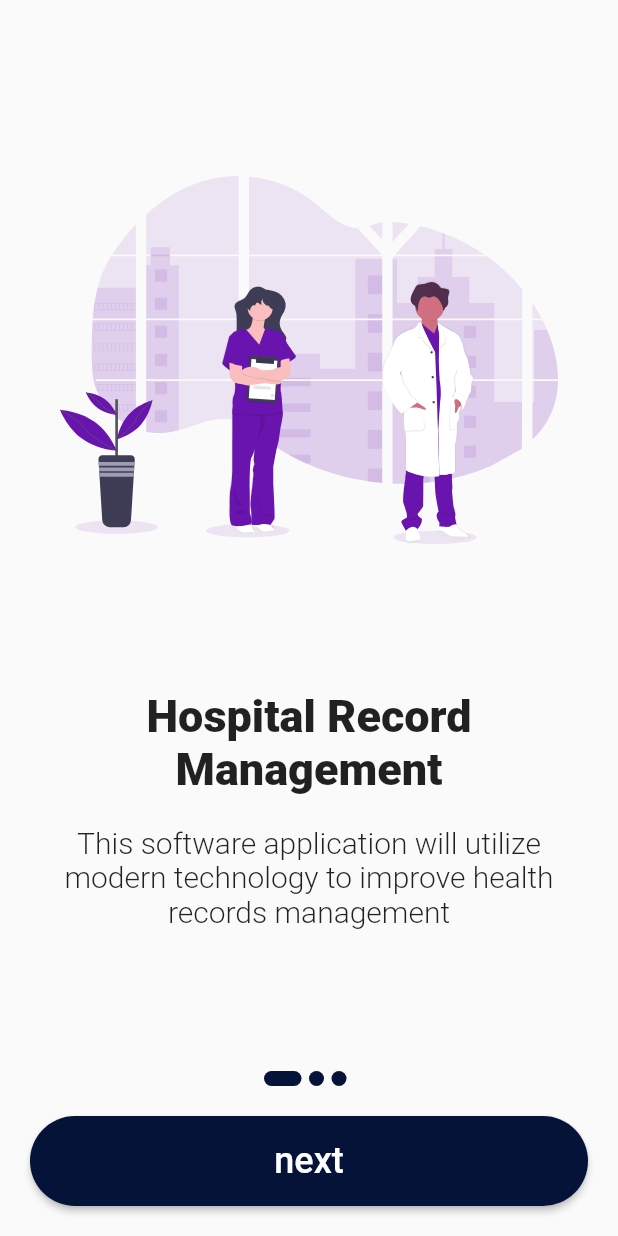
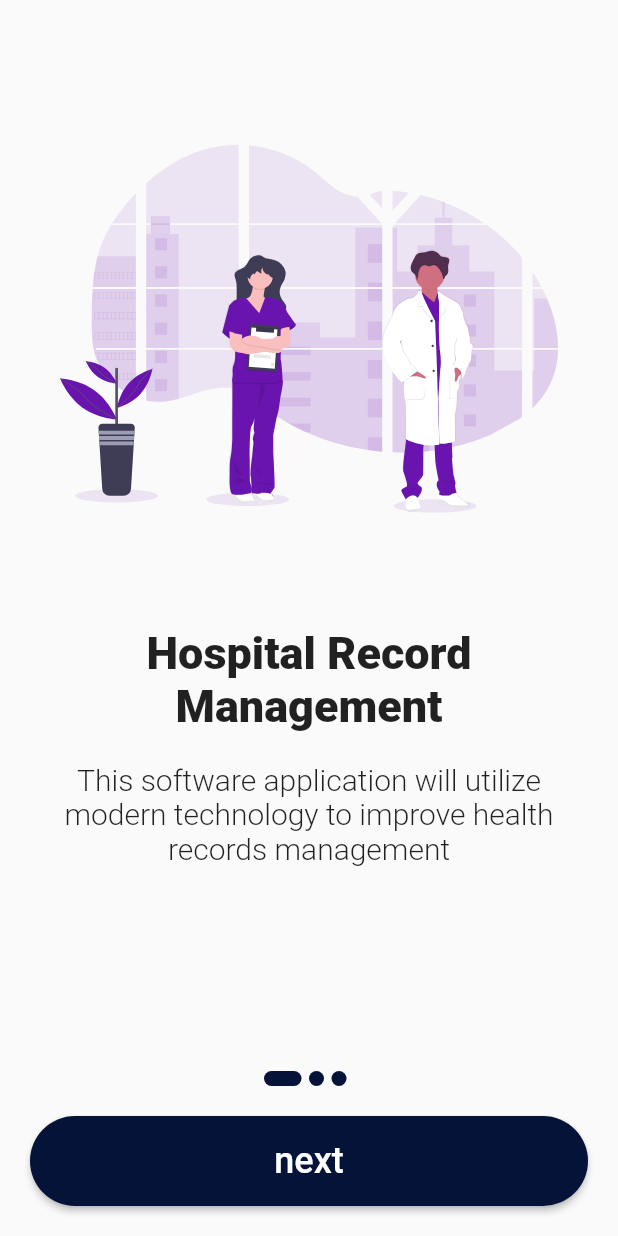
Before and after one commit to zuri-training/E-Care-Mobile-pjt-24, a Flutter app: the screen it shows after launch, on a phone screen of 412 x 824 dp. Run offline on Flutter 3.47's test engine with Material 2 defaults, Android fonts, the phone set to English and light mode, and no system bars; our stand-ins replace flutter_svg.

Commit message:
fixed the renderflex issue

```diff
--- a/lib/main.dart
+++ b/lib/main.dart
@@ -12,7 +12,6 @@ class MyApp extends StatelessWidget {
   Widget build(BuildContext context) {
     return MaterialApp(
       debugShowCheckedModeBanner: false,
-      theme: ThemeData(),
       initialRoute: '/',
       routes: {
         '/': (context) => SplashScreen(),
--- a/lib/screens/onboarding.dart
+++ b/lib/screens/onboarding.dart
@@ -65,13 +65,14 @@ class _OnboardingState extends State<Onboarding> {
               itemCount: contents.length,
               itemBuilder: (context, index) => Padding(
                 padding: const EdgeInsets.all(20.0),
+                child: Expanded(
                   child: Column(
                     children: [
                       Padding(
                         padding: const EdgeInsets.all(20.0),
                         child: SvgPicture.asset(
                           contents[index].image,
-                        height: 400,
+                          height: MediaQuery.of(context).size.height / 2.3,
                           fit: BoxFit.fitWidth,
                         ),
                       ),
@@ -96,6 +97,7 @@ class _OnboardingState extends State<Onboarding> {
                         ),
                       ),
                     ],
+                  ),
                 ),
               ),
             ),
--- a/lib/screens/splashscreen.dart
+++ b/lib/screens/splashscreen.dart
@@ -1,6 +1,5 @@
 import 'dart:async';
 
-import 'package:e_care_mobile/screens/onboarding.dart';
 import 'package:flutter/material.dart';
 
 class SplashScreen extends StatefulWidget {
```
Lines whose indentation alone changed are shown as unchanged.
